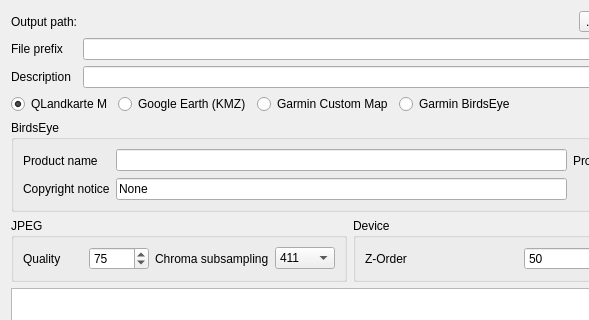
ntruchsess/QLandkarteGT, file src/IMapQMAPExport.ui: the form before one commit; both pictures show x 0 to 589 and y 0 to 320 of the 700 by 572 pixel window.
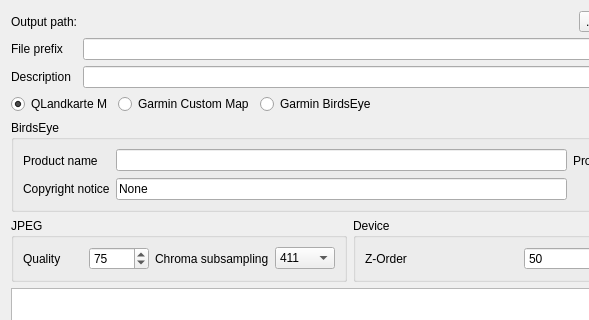
The form after the commit.

Commit message: remove google earth export as garmin custom map is sufficient

```diff
--- a/src/IMapQMAPExport.ui
+++ b/src/IMapQMAPExport.ui
@@ -89,13 +89,6 @@
        </property>
       </widget>
      </item>
-     <item>
-      <widget class="QRadioButton" name="radioGE">
-       <property name="text">
-        <string>Google Earth (KMZ)</string>
-       </property>
-      </widget>
-     </item>
      <item>
       <widget class="QRadioButton" name="radioGCM">
        <property name="text">
```
The commit also changes 2 other files.
